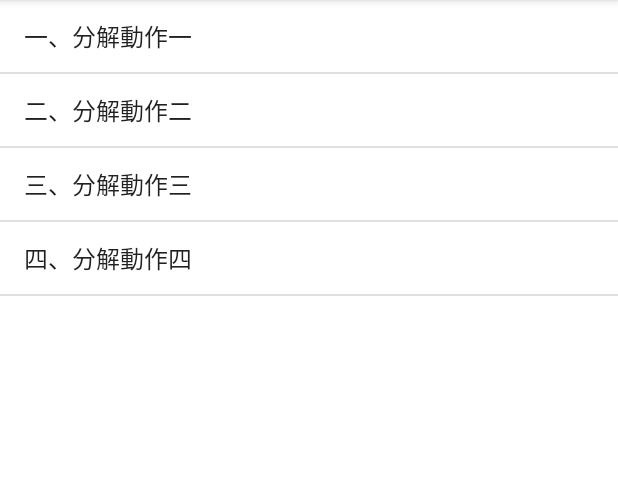
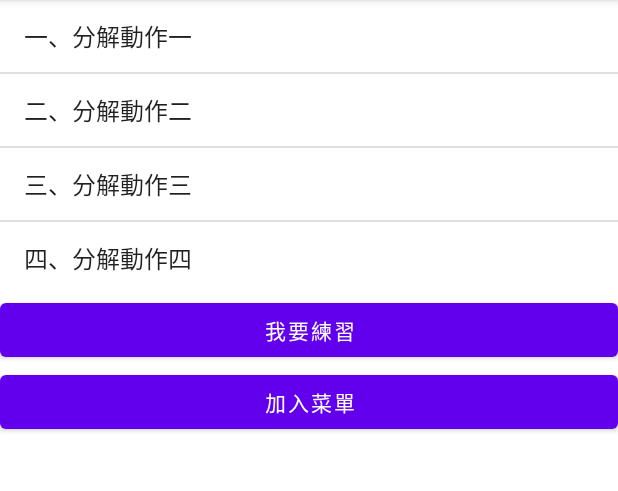
Before and after one commit to Yang-Yun-Yeh/KendoHamster, an Android app: the MotionVideo screen opened directly, with no data from a screen before it, on a phone screen of 412 x 824 dp, the part 84-575 px from its top. Run offline under Robolectric (Android 15) with nearby library versions, the light colour scheme and no system bars.

Commit message:
add motion video activity buttons

```diff
--- a/app/src/main/AndroidManifest.xml
+++ b/app/src/main/AndroidManifest.xml
@@ -13,10 +13,9 @@
         <activity
             android:name=".MotionVideo2"
             android:exported="false" />
-      <activity
+        <activity
             android:name=".MotionVideo"
             android:exported="false" />
-
         <activity
             android:name=".HistoryDailyRecord"
             android:exported="false" />
--- a/app/src/main/res/layout/activity_motion_video.xml
+++ b/app/src/main/res/layout/activity_motion_video.xml
@@ -10,7 +10,17 @@
     <FrameLayout
         android:id="@+id/frame"
         android:layout_width="match_parent"
-        android:layout_height="match_parent">
+        android:layout_height="wrap_content" />
 
-    </FrameLayout>
+    <Button
+        android:id="@+id/btnPractice"
+        android:layout_width="match_parent"
+        android:layout_height="wrap_content"
+        android:text="我要練習" />
+
+    <Button
+        android:id="@+id/btnAddToMenu"
+        android:layout_width="match_parent"
+        android:layout_height="wrap_content"
+        android:text="加入菜單" />
 </LinearLayout>
--- a/app/src/main/res/layout/activity_settings.xml
+++ b/app/src/main/res/layout/activity_settings.xml
@@ -7,6 +7,8 @@
     android:layout_marginTop="10dp"
     android:orientation="vertical"
     tools:context=".Settings">
+
+
 
     <TextView
         android:id="@+id/textView"
```
